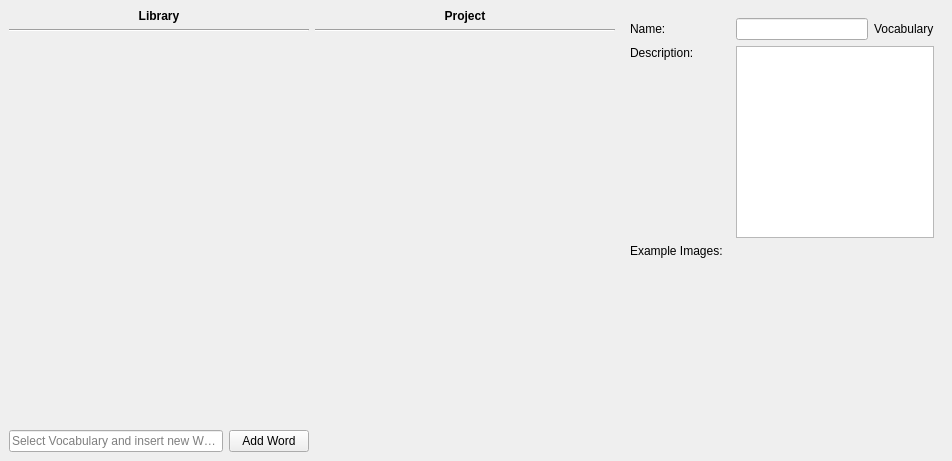
This is qt_ui/VocabularyManager.ui in FilmColors/VIAN as Qt 5 draws it before an edit. The edited form follows.
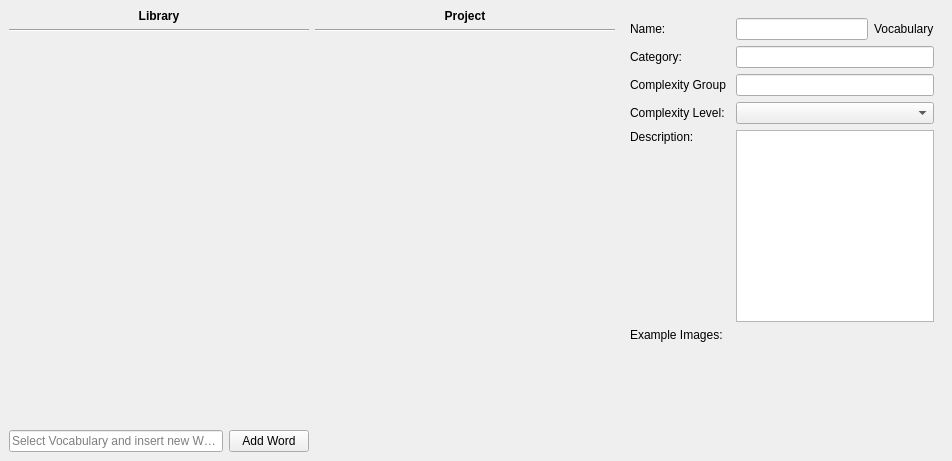
This is the edited form.

Commit message: Complexity Levels in VIAN

Patch:
```diff
--- a/qt_ui/VocabularyManager.ui
+++ b/qt_ui/VocabularyManager.ui
@@ -142,8 +142,25 @@
         </property>
         <layout class="QVBoxLayout" name="verticalLayout_4">
          <item>
-          <layout class="QHBoxLayout" name="horizontalLayout_6">
-           <item>
+          <layout class="QGridLayout" name="gridLayout">
+           <item row="0" column="1">
+            <layout class="QHBoxLayout" name="horizontalLayout_4">
+             <item>
+              <widget class="QLineEdit" name="lineEditName"/>
+             </item>
+             <item>
+              <widget class="QLabel" name="lblType">
+               <property name="text">
+                <string>Vocabulary</string>
+               </property>
+              </widget>
+             </item>
+            </layout>
+           </item>
+           <item row="1" column="1">
+            <widget class="QLineEdit" name="lineEditCategory"/>
+           </item>
+           <item row="0" column="0">
             <widget class="QLabel" name="label">
              <property name="minimumSize">
               <size>
@@ -156,37 +173,14 @@
              </property>
             </widget>
            </item>
-           <item>
-            <widget class="QLineEdit" name="lineEditName"/>
-           </item>
-           <item>
-            <widget class="QLabel" name="lblType">
+           <item row="1" column="0">
+            <widget class="QLabel" name="label_4">
              <property name="text">
-              <string>Vocabulary</string>
+              <string>Category:</string>
              </property>
             </widget>
            </item>
-          </layout>
-         </item>
-         <item>
-          <layout class="QHBoxLayout" name="horizontalLayout_7">
-           <item>
-            <widget class="QLabel" name="label_2">
-             <property name="minimumSize">
-              <size>
-               <width>100</width>
-               <height>0</height>
-              </size>
-             </property>
-             <property name="text">
-              <string>Description:</string>
-             </property>
-             <property name="alignment">
-              <set>Qt::AlignLeading|Qt::AlignLeft|Qt::AlignTop</set>
-             </property>
-            </widget>
-           </item>
-           <item>
+           <item row="4" column="1">
             <widget class="QPlainTextEdit" name="textEditDescription">
              <property name="sizePolicy">
               <sizepolicy hsizetype="Expanding" vsizetype="Maximum">
@@ -202,6 +196,42 @@
              </property>
             </widget>
            </item>
+           <item row="3" column="0">
+            <widget class="QLabel" name="label_5">
+             <property name="text">
+              <string>Complexity Level:</string>
+             </property>
+            </widget>
+           </item>
+           <item row="3" column="1">
+            <widget class="QComboBox" name="comboBoxComplexity"/>
+           </item>
+           <item row="4" column="0">
+            <widget class="QLabel" name="label_2">
+             <property name="minimumSize">
+              <size>
+               <width>100</width>
+               <height>0</height>
+              </size>
+             </property>
+             <property name="text">
+              <string>Description:</string>
+             </property>
+             <property name="alignment">
+              <set>Qt::AlignLeading|Qt::AlignLeft|Qt::AlignTop</set>
+             </property>
+            </widget>
+           </item>
+           <item row="2" column="0">
+            <widget class="QLabel" name="label_6">
+             <property name="text">
+              <string>Complexity Group</string>
+             </property>
+            </widget>
+           </item>
+           <item row="2" column="1">
+            <widget class="QLineEdit" name="lineEditComplexityGroup"/>
+           </item>
           </layout>
          </item>
          <item>
```
The commit also changes 59 other files.
